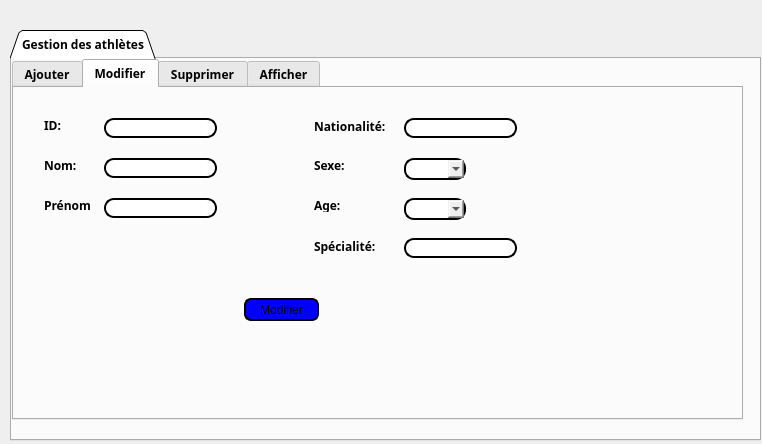
This is Gestions_athlètes/dialog.ui in TristanMendes/Smart-Olympic-Games as Qt 5 draws it before an edit. The edited form follows.
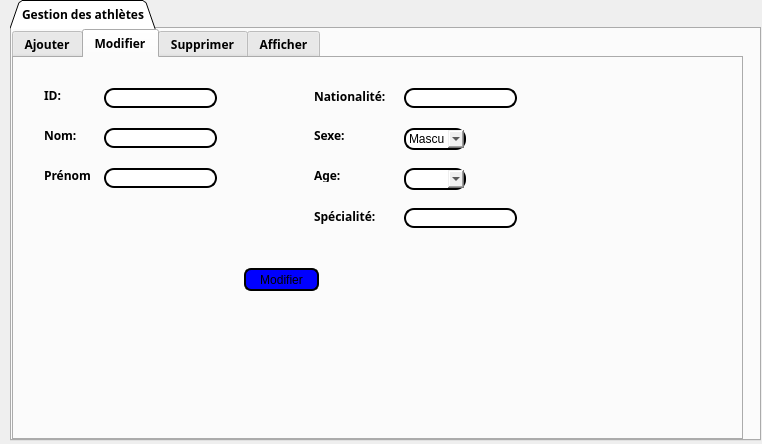
This is the edited form. The open tabs and pages were chosen to show the change.

```diff
--- a/Gestions_athlètes/dialog.ui
+++ b/Gestions_athlètes/dialog.ui
@@ -17,9 +17,9 @@
    <property name="geometry">
     <rect>
      <x>10</x>
-     <y>30</y>
+     <y>0</y>
      <width>751</width>
-     <height>411</height>
+     <height>441</height>
     </rect>
    </property>
    <property name="font">
@@ -49,7 +49,7 @@
        <x>0</x>
        <y>0</y>
        <width>731</width>
-       <height>361</height>
+       <height>411</height>
       </rect>
      </property>
      <property name="tabPosition">
@@ -519,6 +519,21 @@
 border-width: 2px;
 border-radius: 10px</string>
        </property>
+       <item>
+        <property name="text">
+         <string>Masculin </string>
+        </property>
+       </item>
+       <item>
+        <property name="text">
+         <string>Feminin </string>
+        </property>
+       </item>
+       <item>
+        <property name="text">
+         <string>autres</string>
+        </property>
+       </item>
       </widget>
       <widget class="QComboBox" name="comboBox_age_modifier">
        <property name="geometry">
@@ -535,6 +550,11 @@
 border-width: 2px;
 border-radius: 10px</string>
        </property>
+       <item>
+        <property name="text">
+         <string/>
+        </property>
+       </item>
       </widget>
      </widget>
      <widget class="QWidget" name="tab_4">
```
Left out of the diff: 4 changed lines with no effect on the pictures.
